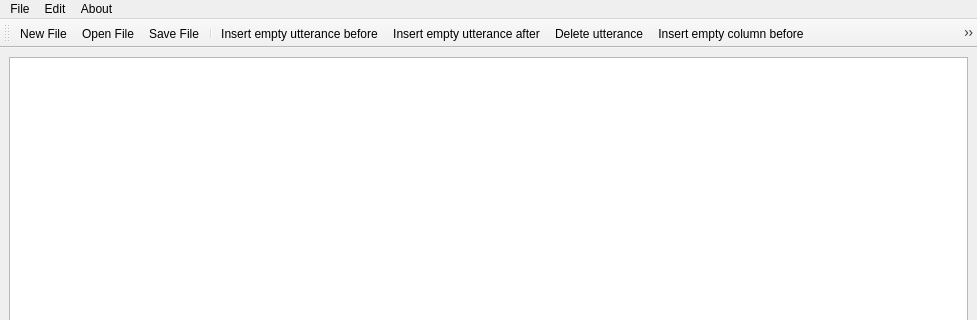
Qt form ui/MainWindowGRAID.ui (cidles/poio-analyzer) before a commit; both pictures show x 0 to 977 and y 0 to 320 of the 977 by 747 pixel window.
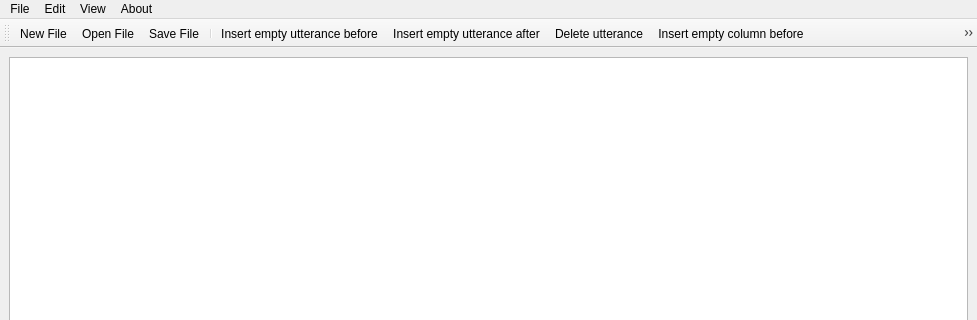
The same form after that commit. Icons and pictures are not drawn. Custom widgets are drawn as their Qt base class.

The edit to the form file:
```diff
--- a/ui/MainWindowGRAID.ui
+++ b/ui/MainWindowGRAID.ui
@@ -76,8 +76,17 @@
     </property>
     <addaction name="actionAboutPoioGRAID"/>
    </widget>
+   <widget class="QMenu" name="menuView">
+    <property name="title">
+     <string>View</string>
+    </property>
+    <addaction name="actionZoom_In"/>
+    <addaction name="actionReset_Zoom"/>
+    <addaction name="actionZoom_Out"/>
+   </widget>
    <addaction name="menuFile"/>
    <addaction name="menuEdit"/>
+   <addaction name="menuView"/>
    <addaction name="menuAbout"/>
   </widget>
   <widget class="QToolBar" name="toolBar">
```
Left out of the diff: 24 changed lines with no effect on the pictures.
